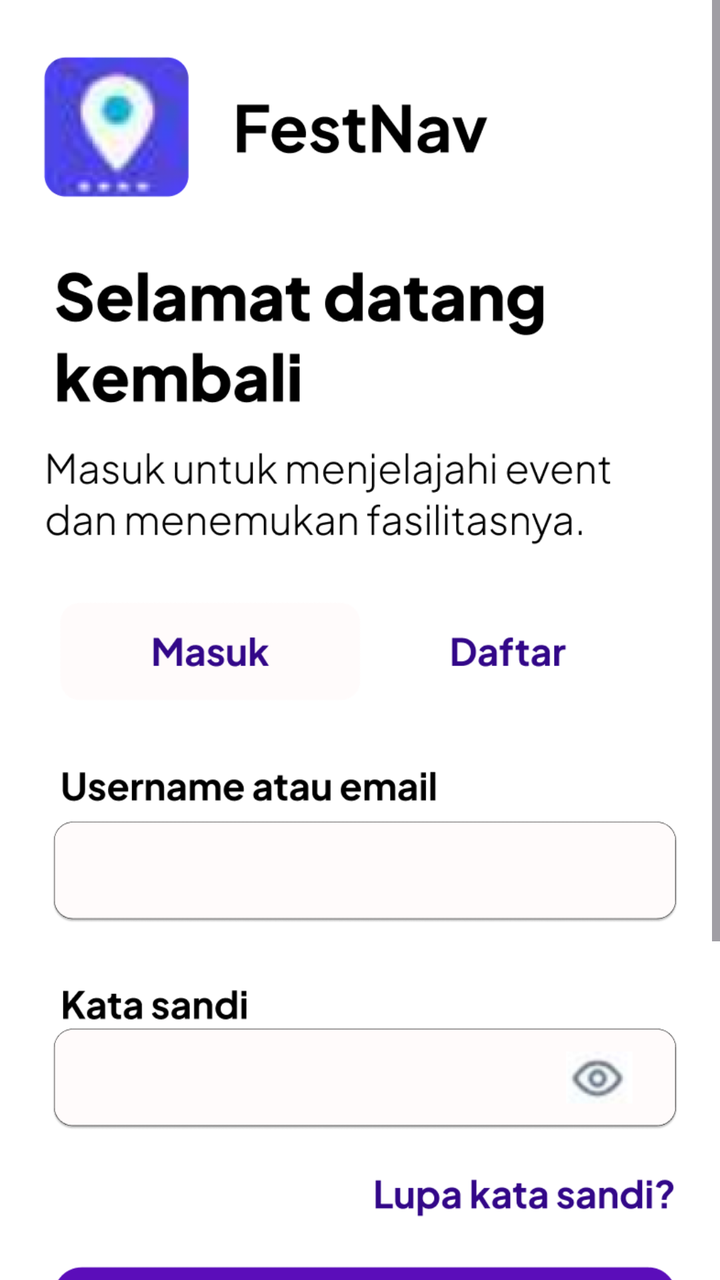
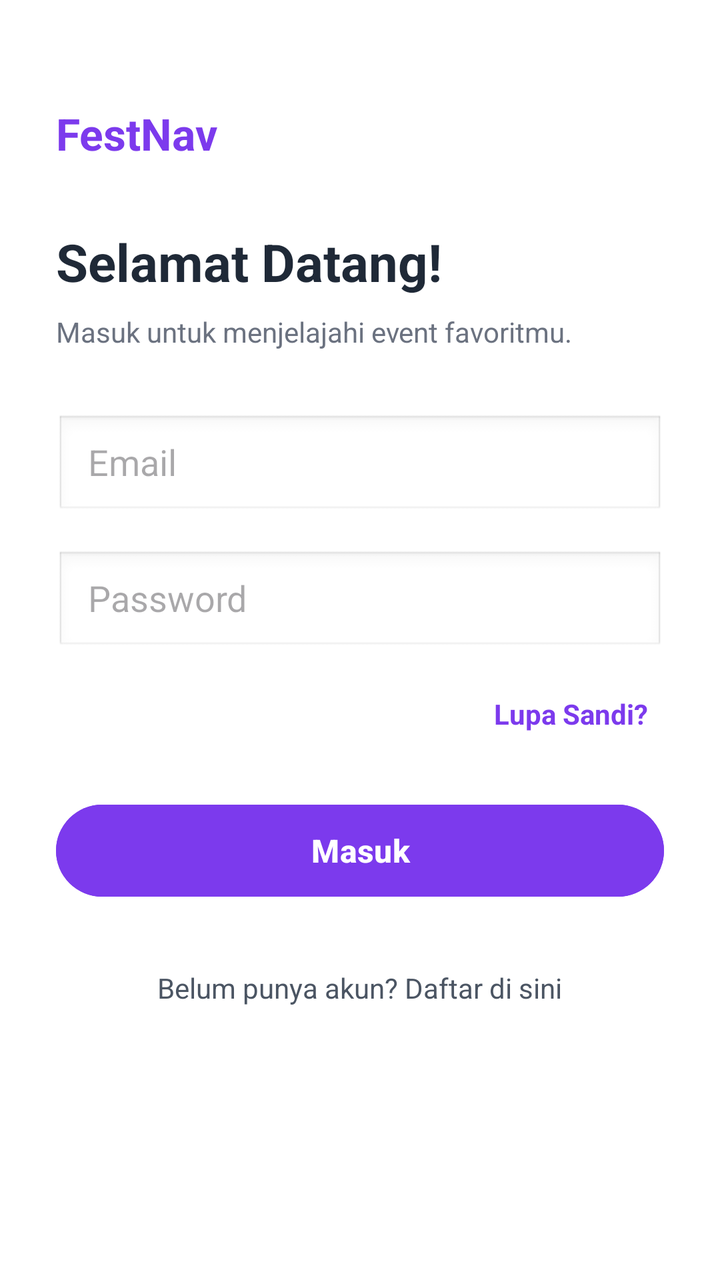

Before-and-after screenshots of an Android layout around one commit, followed by the original layout XML and the change that was made.
<!-- AndroidManifest.xml: application theme Theme.FestNav -->
<!-- res/layout/activity_masuk.xml -->
<?xml version="1.0" encoding="utf-8"?>
<ScrollView
    xmlns:android="http://schemas.android.com/apk/res/android"
    xmlns:app="http://schemas.android.com/apk/res-auto"
    xmlns:tools="http://schemas.android.com/tools"
    android:layout_width="match_parent"
    android:layout_height="match_parent"
    android:fillViewport="true"
    android:background="#FFFFFF"
    tools:context=".Masuk">

    <androidx.constraintlayout.widget.ConstraintLayout
        android:layout_width="match_parent"
        android:layout_height="wrap_content"
        android:paddingBottom="50dp">

        
        <ImageView
            android:id="@+id/imgBackgroundMasuk"
            android:layout_width="0dp"
            android:layout_height="wrap_content"
            android:adjustViewBounds="true"
            android:scaleType="fitXY"
            android:src="@drawable/masuk"
            app:layout_constraintEnd_toEndOf="parent"
            app:layout_constraintStart_toStartOf="parent"
            app:layout_constraintTop_toTopOf="parent" />

        

        

        

        

        

        <EditText
            android:id="@+id/etEmailMasuk"
            android:layout_width="0dp"
            android:layout_height="48dp"
            android:layout_marginStart="36dp"
            android:layout_marginTop="452dp"
            android:layout_marginEnd="36dp"
            android:background="@android:color/transparent"
            android:hint=""
            android:paddingStart="14dp"
            android:paddingEnd="14dp"
            android:textColor="#000000"
            android:textSize="14sp"
            app:layout_constraintEnd_toEndOf="parent"
            app:layout_constraintHorizontal_bias="0.0"
            app:layout_constraintStart_toStartOf="parent"
            app:layout_constraintTop_toTopOf="@id/imgBackgroundMasuk" />

        <EditText
            android:id="@+id/etPasswordMasuk"
            android:layout_width="0dp"
            android:layout_height="48dp"
            android:layout_marginStart="36dp"
            android:layout_marginTop="544dp"
            android:layout_marginEnd="36dp"
            android:background="@android:color/transparent"
            android:hint=""
            android:inputType="textPassword"
            android:paddingStart="14dp"
            android:paddingEnd="14dp"
            android:textColor="#000000"
            android:textSize="14sp"
            app:layout_constraintEnd_toEndOf="parent"
            app:layout_constraintHorizontal_bias="0.0"
            app:layout_constraintStart_toStartOf="parent"
            app:layout_constraintTop_toTopOf="@id/imgBackgroundMasuk" />

        <View
            android:id="@+id/btnLupaSandi"
            android:layout_width="130dp"
            android:layout_height="35dp"
            android:layout_marginTop="620dp"
            android:layout_marginEnd="52dp"
            android:background="@android:color/transparent"
            app:layout_constraintEnd_toEndOf="parent"
            app:layout_constraintTop_toTopOf="@id/imgBackgroundMasuk" />

        <View
            android:id="@+id/btnMasukAksi"
            android:layout_width="0dp"
            android:layout_height="52dp"
            android:layout_marginStart="36dp"
            android:layout_marginTop="676dp"
            android:layout_marginEnd="36dp"
            android:background="@android:color/transparent"
            app:layout_constraintEnd_toEndOf="parent"
            app:layout_constraintHorizontal_bias="0.0"
            app:layout_constraintStart_toStartOf="parent"
            app:layout_constraintTop_toTopOf="@id/imgBackgroundMasuk" />

        <View
            android:id="@+id/btnTabDaftar"
            android:layout_width="180dp"
            android:layout_height="40dp"
            android:layout_marginTop="780dp"
            android:background="@android:color/transparent"
            app:layout_constraintEnd_toEndOf="parent"
            app:layout_constraintHorizontal_bias="0.497"
            app:layout_constraintStart_toStartOf="parent"
            app:layout_constraintTop_toTopOf="@id/imgBackgroundMasuk" />

    </androidx.constraintlayout.widget.ConstraintLayout>

</ScrollView>
<!-- resources referenced by this layout -->
<resources>
  <!-- drawable masuk: png bitmap (drawable, 91080 bytes) -->
  <style name="Theme.FestNav" parent="Base.Theme.FestNav" />
  <style name="Base.Theme.FestNav" parent="Theme.Material3.DayNight.NoActionBar">
          
          
      </style>
</resources>

<!-- the commit's change to res/layout/activity_masuk.xml (unified diff, before → after) -->
@@ -1,7 +1,6 @@
 <?xml version="1.0" encoding="utf-8"?>
 <ScrollView
     xmlns:android="http://schemas.android.com/apk/res/android"
-    xmlns:app="http://schemas.android.com/apk/res-auto"
     xmlns:tools="http://schemas.android.com/tools"
     android:layout_width="match_parent"
     android:layout_height="match_parent"
@@ -9,104 +8,98 @@
     android:background="#FFFFFF"
     tools:context=".Masuk">
 
-    <androidx.constraintlayout.widget.ConstraintLayout
+    <LinearLayout
         android:layout_width="match_parent"
         android:layout_height="wrap_content"
-        android:paddingBottom="50dp">
+        android:orientation="vertical"
+        android:padding="28dp"
+        android:gravity="center_horizontal">
 
         
-        <ImageView
-            android:id="@+id/imgBackgroundMasuk"
-            android:layout_width="0dp"
+        <TextView
+            android:layout_width="match_parent"
             android:layout_height="wrap_content"
-            android:adjustViewBounds="true"
-            android:scaleType="fitXY"
-            android:src="@drawable/masuk"
-            app:layout_constraintEnd_toEndOf="parent"
-            app:layout_constraintStart_toStartOf="parent"
-            app:layout_constraintTop_toTopOf="parent" />
+            android:text="FestNav"
+            android:textSize="22sp"
+            android:textStyle="bold"
+            android:textColor="#7C3AED"
+            android:layout_marginTop="24dp"
+            android:layout_marginBottom="32dp"/>
+
+        <TextView
+            android:layout_width="match_parent"
+            android:layout_height="wrap_content"
+            android:text="Selamat Datang!"
+            android:textSize="26sp"
+            android:textStyle="bold"
+            android:textColor="#1F2937"
+            android:layout_marginBottom="8dp"/>
+
+        <TextView
+            android:layout_width="match_parent"
+            android:layout_height="wrap_content"
+            android:text="Masuk untuk menjelajahi event favoritmu."
+            android:textSize="14sp"
+            android:textColor="#6B7280"
+            android:layout_marginBottom="32dp"/>
 
         
+        <EditText
+            android:id="@+id/etEmailMasuk"
+            android:layout_width="match_parent"
+            android:layout_height="52dp"
+            android:hint="Email"
+            android:inputType="textEmailAddress"
+            android:background="@android:drawable/edit_text"
+            android:paddingStart="16dp"
+            android:paddingEnd="16dp"
+            android:layout_marginBottom="16dp"/>
 
         
+        <EditText
+            android:id="@+id/etPasswordMasuk"
+            android:layout_width="match_parent"
+            android:layout_height="52dp"
+            android:hint="Password"
+            android:inputType="textPassword"
+            android:background="@android:drawable/edit_text"
+            android:paddingStart="16dp"
+            android:paddingEnd="16dp"
+            android:layout_marginBottom="12dp"/>
 
         
+        <TextView
+            android:id="@+id/btnLupaSandi"
+            android:layout_width="wrap_content"
+            android:layout_height="wrap_content"
+            android:layout_gravity="end"
+            android:text="Lupa Sandi?"
+            android:textColor="#7C3AED"
+            android:textStyle="bold"
+            android:padding="8dp"
+            android:layout_marginBottom="24dp"/>
 
         
+        <Button
+            android:id="@+id/btnMasukAksi"
+            android:layout_width="match_parent"
+            android:layout_height="54dp"
+            android:backgroundTint="#7C3AED"
+            android:text="Masuk"
+            android:textColor="#FFFFFF"
+            android:textSize="16sp"
+            android:textStyle="bold"
+            android:layout_marginBottom="24dp"/>
 
         
+        <TextView
+            android:id="@+id/btnTabDaftar"
+            android:layout_width="wrap_content"
+            android:layout_height="wrap_content"
+            android:text="Belum punya akun? Daftar di sini"
+            android:textColor="#4B5563"
+            android:padding="8dp"/>
 
-        <EditText
-            android:id="@+id/etEmailMasuk"
-            android:layout_width="0dp"
-            android:layout_height="48dp"
-            android:layout_marginStart="36dp"
-            android:layout_marginTop="452dp"
-            android:layout_marginEnd="36dp"
-            android:background="@android:color/transparent"
-            android:hint=""
-            android:paddingStart="14dp"
-            android:paddingEnd="14dp"
-            android:textColor="#000000"
-            android:textSize="14sp"
-            app:layout_constraintEnd_toEndOf="parent"
-            app:layout_constraintHorizontal_bias="0.0"
-            app:layout_constraintStart_toStartOf="parent"
-            app:layout_constraintTop_toTopOf="@id/imgBackgroundMasuk" />
-
-        <EditText
-            android:id="@+id/etPasswordMasuk"
-            android:layout_width="0dp"
-            android:layout_height="48dp"
-            android:layout_marginStart="36dp"
-            android:layout_marginTop="544dp"
-            android:layout_marginEnd="36dp"
-            android:background="@android:color/transparent"
-            android:hint=""
-            android:inputType="textPassword"
-            android:paddingStart="14dp"
-            android:paddingEnd="14dp"
-            android:textColor="#000000"
-            android:textSize="14sp"
-            app:layout_constraintEnd_toEndOf="parent"
-            app:layout_constraintHorizontal_bias="0.0"
-            app:layout_constraintStart_toStartOf="parent"
-            app:layout_constraintTop_toTopOf="@id/imgBackgroundMasuk" />
-
-        <View
-            android:id="@+id/btnLupaSandi"
-            android:layout_width="130dp"
-            android:layout_height="35dp"
-            android:layout_marginTop="620dp"
-            android:layout_marginEnd="52dp"
-            android:background="@android:color/transparent"
-            app:layout_constraintEnd_toEndOf="parent"
-            app:layout_constraintTop_toTopOf="@id/imgBackgroundMasuk" />
-
-        <View
-            android:id="@+id/btnMasukAksi"
-            android:layout_width="0dp"
-            android:layout_height="52dp"
-            android:layout_marginStart="36dp"
-            android:layout_marginTop="676dp"
-            android:layout_marginEnd="36dp"
-            android:background="@android:color/transparent"
-            app:layout_constraintEnd_toEndOf="parent"
-            app:layout_constraintHorizontal_bias="0.0"
-            app:layout_constraintStart_toStartOf="parent"
-            app:layout_constraintTop_toTopOf="@id/imgBackgroundMasuk" />
-
-        <View
-            android:id="@+id/btnTabDaftar"
-            android:layout_width="180dp"
-            android:layout_height="40dp"
-            android:layout_marginTop="780dp"
-            android:background="@android:color/transparent"
-            app:layout_constraintEnd_toEndOf="parent"
-            app:layout_constraintHorizontal_bias="0.497"
-            app:layout_constraintStart_toStartOf="parent"
-            app:layout_constraintTop_toTopOf="@id/imgBackgroundMasuk" />
-
-    </androidx.constraintlayout.widget.ConstraintLayout>
+    </LinearLayout>
 
 </ScrollView>
<!-- resource entries referenced after the edit -->
@@ -1,6 +1,5 @@
 <!-- resources referenced by this layout -->
 <resources>
-  <!-- drawable masuk: png bitmap (drawable, 91080 bytes) -->
   <style name="Theme.FestNav" parent="Base.Theme.FestNav" />
   <style name="Base.Theme.FestNav" parent="Theme.Material3.DayNight.NoActionBar">
           
